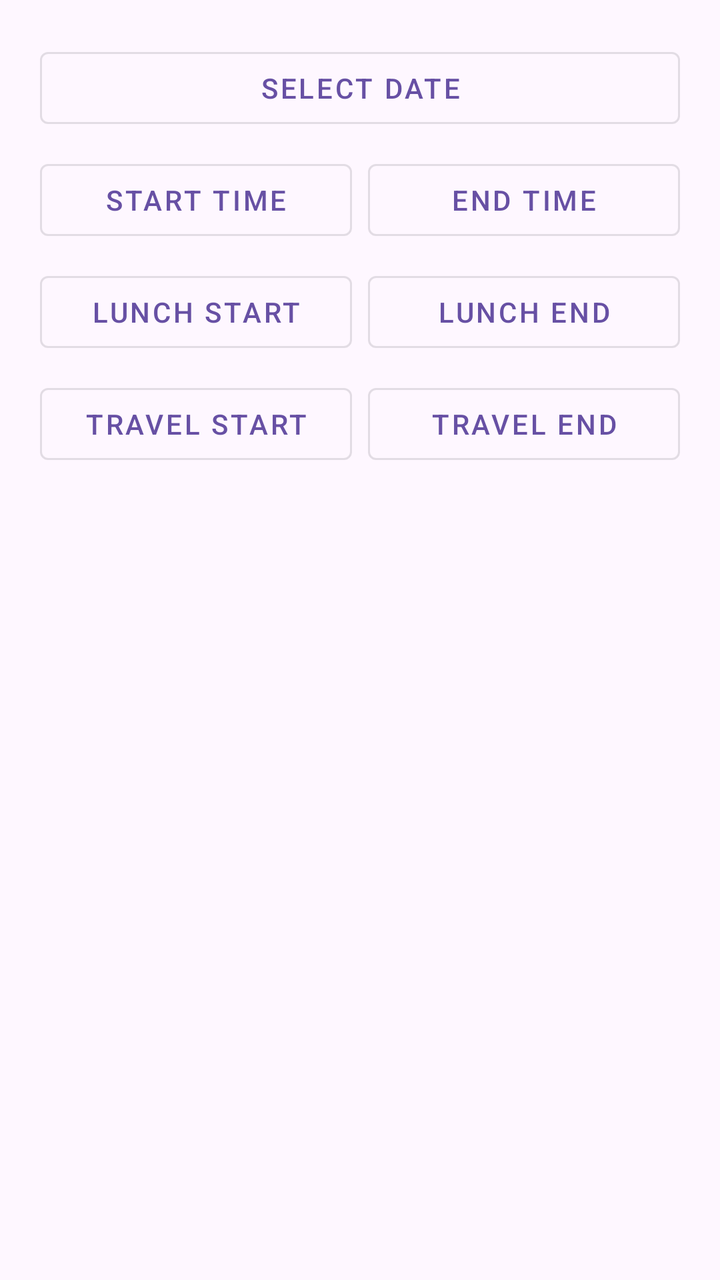
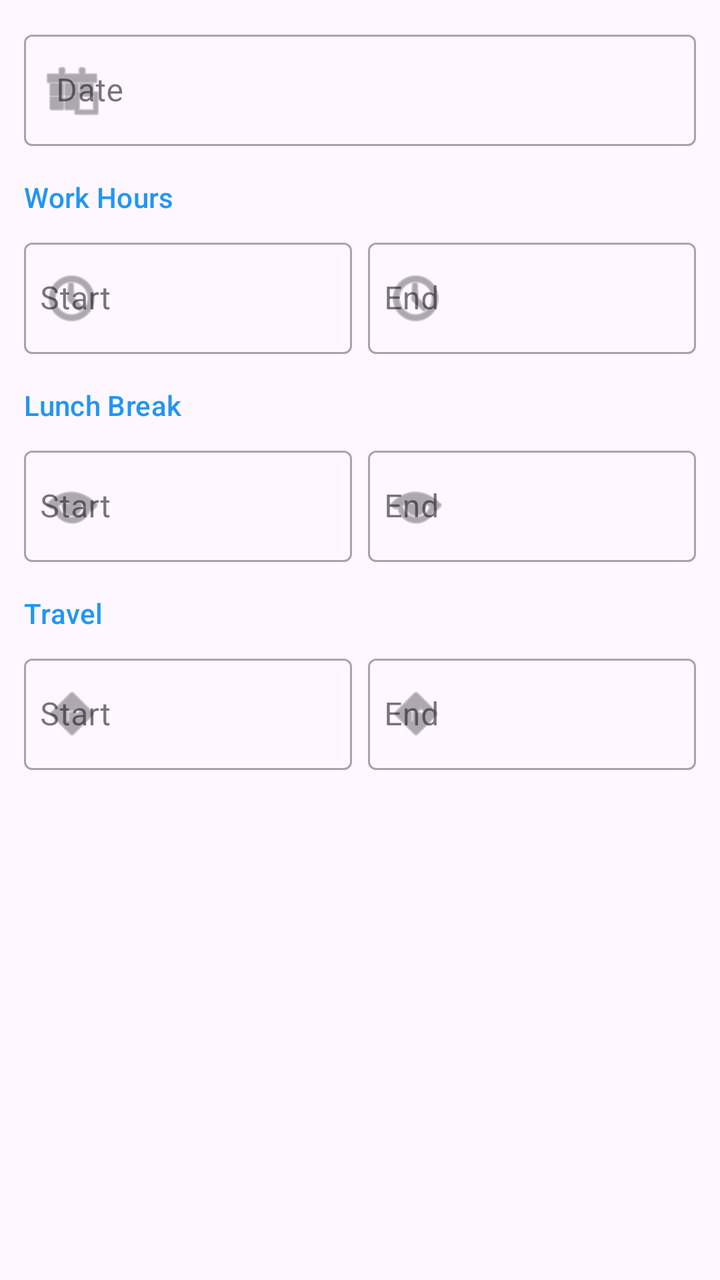

Compare the two renders of this Android layout. The source of the first and the diff that turns it into the second are given below.
<!-- AndroidManifest.xml: application theme Theme.TimeTracker -->
<!-- res/layout/dialog_add_time.xml -->
<?xml version="1.0" encoding="utf-8"?>
<GridLayout xmlns:android="http://schemas.android.com/apk/res/android"
    android:layout_width="match_parent"
    android:layout_height="wrap_content"
    android:columnCount="2"
    android:padding="16dp">

    
    <com.google.android.material.button.MaterialButton
        android:id="@+id/btn_date"
        style="@style/Widget.MaterialComponents.Button.OutlinedButton"
        android:layout_width="0dp"
        android:layout_height="wrap_content"
        android:layout_columnSpan="2"
        android:layout_columnWeight="1"
        android:layout_margin="4dp"
        android:text="Select Date" />

    
    <com.google.android.material.button.MaterialButton
        android:id="@+id/btn_start_time"
        style="@style/Widget.MaterialComponents.Button.OutlinedButton"
        android:layout_width="0dp"
        android:layout_height="wrap_content"
        android:layout_columnWeight="1"
        android:layout_margin="4dp"
        android:text="Start Time" />

    <com.google.android.material.button.MaterialButton
        android:id="@+id/btn_end_time"
        style="@style/Widget.MaterialComponents.Button.OutlinedButton"
        android:layout_width="0dp"
        android:layout_height="wrap_content"
        android:layout_columnWeight="1"
        android:layout_margin="4dp"
        android:text="End Time" />

    
    <com.google.android.material.button.MaterialButton
        android:id="@+id/btn_lunch_start"
        style="@style/Widget.MaterialComponents.Button.OutlinedButton"
        android:layout_width="0dp"
        android:layout_height="wrap_content"
        android:layout_columnWeight="1"
        android:layout_margin="4dp"
        android:text="Lunch Start" />

    <com.google.android.material.button.MaterialButton
        android:id="@+id/btn_lunch_end"
        style="@style/Widget.MaterialComponents.Button.OutlinedButton"
        android:layout_width="0dp"
        android:layout_height="wrap_content"
        android:layout_columnWeight="1"
        android:layout_margin="4dp"
        android:text="Lunch End" />

    
    <com.google.android.material.button.MaterialButton
        android:id="@+id/btn_travel_start"
        style="@style/Widget.MaterialComponents.Button.OutlinedButton"
        android:layout_width="0dp"
        android:layout_height="wrap_content"
        android:layout_columnWeight="1"
        android:layout_margin="4dp"
        android:text="Travel Start" />

    <com.google.android.material.button.MaterialButton
        android:id="@+id/btn_travel_end"
        style="@style/Widget.MaterialComponents.Button.OutlinedButton"
        android:layout_width="0dp"
        android:layout_height="wrap_content"
        android:layout_columnWeight="1"
        android:layout_margin="4dp"
        android:text="Travel End" />

</GridLayout>
<!-- resources referenced by this layout -->
<resources>
  <style name="Theme.TimeTracker" parent="Base.Theme.TimeTracker" />
  <style name="Base.Theme.TimeTracker" parent="Theme.Material3.DayNight.NoActionBar">
          
          
      </style>
</resources>

<!-- the commit's change to res/layout/dialog_add_time.xml (unified diff, before → after) -->
@@ -1,76 +1,219 @@
 <?xml version="1.0" encoding="utf-8"?>
-<GridLayout xmlns:android="http://schemas.android.com/apk/res/android"
+<ScrollView xmlns:android="http://schemas.android.com/apk/res/android"
+    xmlns:app="http://schemas.android.com/apk/res-auto"
     android:layout_width="match_parent"
-    android:layout_height="wrap_content"
-    android:columnCount="2"
-    android:padding="16dp">
-
-    
-    <com.google.android.material.button.MaterialButton
-        android:id="@+id/btn_date"
-        style="@style/Widget.MaterialComponents.Button.OutlinedButton"
-        android:layout_width="0dp"
+    android:layout_height="wrap_content">
+
+    <LinearLayout
+        android:layout_width="match_parent"
         android:layout_height="wrap_content"
-        android:layout_columnSpan="2"
-        android:layout_columnWeight="1"
-        android:layout_margin="4dp"
-        android:text="Select Date" />
-
-    
-    <com.google.android.material.button.MaterialButton
-        android:id="@+id/btn_start_time"
-        style="@style/Widget.MaterialComponents.Button.OutlinedButton"
-        android:layout_width="0dp"
-        android:layout_height="wrap_content"
-        android:layout_columnWeight="1"
-        android:layout_margin="4dp"
-        android:text="Start Time" />
-
-    <com.google.android.material.button.MaterialButton
-        android:id="@+id/btn_end_time"
-        style="@style/Widget.MaterialComponents.Button.OutlinedButton"
-        android:layout_width="0dp"
-        android:layout_height="wrap_content"
-        android:layout_columnWeight="1"
-        android:layout_margin="4dp"
-        android:text="End Time" />
-
-    
-    <com.google.android.material.button.MaterialButton
-        android:id="@+id/btn_lunch_start"
-        style="@style/Widget.MaterialComponents.Button.OutlinedButton"
-        android:layout_width="0dp"
-        android:layout_height="wrap_content"
-        android:layout_columnWeight="1"
-        android:layout_margin="4dp"
-        android:text="Lunch Start" />
-
-    <com.google.android.material.button.MaterialButton
-        android:id="@+id/btn_lunch_end"
-        style="@style/Widget.MaterialComponents.Button.OutlinedButton"
-        android:layout_width="0dp"
-        android:layout_height="wrap_content"
-        android:layout_columnWeight="1"
-        android:layout_margin="4dp"
-        android:text="Lunch End" />
-
-    
-    <com.google.android.material.button.MaterialButton
-        android:id="@+id/btn_travel_start"
-        style="@style/Widget.MaterialComponents.Button.OutlinedButton"
-        android:layout_width="0dp"
-        android:layout_height="wrap_content"
-        android:layout_columnWeight="1"
-        android:layout_margin="4dp"
-        android:text="Travel Start" />
-
-    <com.google.android.material.button.MaterialButton
-        android:id="@+id/btn_travel_end"
-        style="@style/Widget.MaterialComponents.Button.OutlinedButton"
-        android:layout_width="0dp"
-        android:layout_height="wrap_content"
-        android:layout_columnWeight="1"
-        android:layout_margin="4dp"
-        android:text="Travel End" />
-
-</GridLayout>
+        android:orientation="vertical"
+        android:padding="12dp">
+
+        
+        <com.google.android.material.textfield.TextInputLayout
+            style="@style/Widget.MaterialComponents.TextInputLayout.OutlinedBox"
+            android:layout_width="match_parent"
+            android:layout_height="wrap_content"
+            android:layout_marginBottom="16dp"
+            android:hint="Date"
+            app:startIconDrawable="@android:drawable/ic_menu_today">
+
+            <com.google.android.material.textfield.TextInputEditText
+                android:id="@+id/btn_date"
+                android:layout_width="match_parent"
+                android:layout_height="wrap_content"
+                android:focusable="false"
+                android:clickable="true"
+                android:inputType="none"
+                android:singleLine="true"
+                android:maxLines="1" />
+        </com.google.android.material.textfield.TextInputLayout>
+
+        <TextView
+            android:layout_width="wrap_content"
+            android:layout_height="wrap_content"
+            android:text="Work Hours"
+            android:textAppearance="?attr/textAppearanceSubtitle2"
+            android:textColor="@color/primary"
+            android:layout_marginBottom="8dp" />
+
+        <LinearLayout
+            android:layout_width="match_parent"
+            android:layout_height="wrap_content"
+            android:orientation="horizontal"
+            android:layout_marginBottom="16dp"
+            android:baselineAligned="false">
+
+            <com.google.android.material.textfield.TextInputLayout
+                style="@style/Widget.MaterialComponents.TextInputLayout.OutlinedBox"
+                android:layout_width="0dp"
+                android:layout_height="wrap_content"
+                android:layout_weight="1"
+                android:layout_marginEnd="4dp"
+                android:hint="Start"
+                app:startIconDrawable="@android:drawable/ic_menu_recent_history">
+
+                <com.google.android.material.textfield.TextInputEditText
+                    android:id="@+id/btn_start_time"
+                    android:layout_width="match_parent"
+                    android:layout_height="wrap_content"
+                    android:focusable="false"
+                    android:clickable="true"
+                    android:inputType="none"
+                    android:singleLine="true"
+                    android:maxLines="1"
+                    android:textSize="16sp"
+                    android:paddingStart="8dp"
+                    android:paddingEnd="4dp" />
+            </com.google.android.material.textfield.TextInputLayout>
+
+            <com.google.android.material.textfield.TextInputLayout
+                style="@style/Widget.MaterialComponents.TextInputLayout.OutlinedBox"
+                android:layout_width="0dp"
+                android:layout_height="wrap_content"
+                android:layout_weight="1"
+                android:layout_marginStart="4dp"
+                android:hint="End"
+                app:startIconDrawable="@android:drawable/ic_menu_recent_history">
+
+                <com.google.android.material.textfield.TextInputEditText
+                    android:id="@+id/btn_end_time"
+                    android:layout_width="match_parent"
+                    android:layout_height="wrap_content"
+                    android:focusable="false"
+                    android:clickable="true"
+                    android:inputType="none"
+                    android:singleLine="true"
+                    android:maxLines="1"
+                    android:textSize="16sp"
+                    android:paddingStart="8dp"
+                    android:paddingEnd="4dp" />
+            </com.google.android.material.textfield.TextInputLayout>
+        </LinearLayout>
+
+        <TextView
+            android:layout_width="wrap_content"
+            android:layout_height="wrap_content"
+            android:text="Lunch Break"
+            android:textAppearance="?attr/textAppearanceSubtitle2"
+            android:textColor="@color/primary"
+            android:layout_marginBottom="8dp" />
+
+        <LinearLayout
+            android:layout_width="match_parent"
+            android:layout_height="wrap_content"
+            android:orientation="horizontal"
+            android:layout_marginBottom="16dp"
+            android:baselineAligned="false">
+
+            <com.google.android.material.textfield.TextInputLayout
+                style="@style/Widget.MaterialComponents.TextInputLayout.OutlinedBox"
+                android:layout_width="0dp"
+                android:layout_height="wrap_content"
+                android:layout_weight="1"
+                android:layout_marginEnd="4dp"
+                android:hint="Start"
+                app:startIconDrawable="@android:drawable/ic_menu_view">
+
+                <com.google.android.material.textfield.TextInputEditText
+                    android:id="@+id/btn_lunch_start"
+                    android:layout_width="match_parent"
+                    android:layout_height="wrap_content"
+                    android:focusable="false"
+                    android:clickable="true"
+                    android:inputType="none"
+                    android:singleLine="true"
+                    android:maxLines="1"
+                    android:textSize="16sp"
+                    android:paddingStart="8dp"
+                    android:paddingEnd="4dp" />
+            </com.google.android.material.textfield.TextInputLayout>
+
+            <com.google.android.material.textfield.TextInputLayout
+                style="@style/Widget.MaterialComponents.TextInputLayout.OutlinedBox"
+                android:layout_width="0dp"
+                android:layout_height="wrap_content"
+                android:layout_weight="1"
+                android:layout_marginStart="4dp"
+                android:hint="End"
+                app:startIconDrawable="@android:drawable/ic_menu_view">
+
+                <com.google.android.material.textfield.TextInputEditText
+                    android:id="@+id/btn_lunch_end"
+                    android:layout_width="match_parent"
+                    android:layout_height="wrap_content"
+                    android:focusable="false"
+                    android:clickable="true"
+                    android:inputType="none"
+                    android:singleLine="true"
+                    android:maxLines="1"
+                    android:textSize="16sp"
+                    android:paddingStart="8dp"
+                    android:paddingEnd="4dp" />
+            </com.google.android.material.textfield.TextInputLayout>
+        </LinearLayout>
+
+        <TextView
+            android:layout_width="wrap_content"
+            android:layout_height="wrap_content"
+            android:text="Travel"
+            android:textAppearance="?attr/textAppearanceSubtitle2"
+            android:textColor="@color/primary"
+            android:layout_marginBottom="8dp" />
+
+        <LinearLayout
+            android:layout_width="match_parent"
+            android:layout_height="wrap_content"
+            android:orientation="horizontal"
+            android:baselineAligned="false">
+
+            <com.google.android.material.textfield.TextInputLayout
+                style="@style/Widget.MaterialComponents.TextInputLayout.OutlinedBox"
+                android:layout_width="0dp"
+                android:layout_height="wrap_content"
+                android:layout_weight="1"
+                android:layout_marginEnd="4dp"
+                android:hint="Start"
+                app:startIconDrawable="@android:drawable/ic_menu_directions">
+
+                <com.google.android.material.textfield.TextInputEditText
+                    android:id="@+id/btn_travel_start"
+                    android:layout_width="match_parent"
+                    android:layout_height="wrap_content"
+                    android:focusable="false"
+                    android:clickable="true"
+                    android:inputType="none"
+                    android:singleLine="true"
+                    android:maxLines="1"
+                    android:textSize="16sp"
+                    android:paddingStart="8dp"
+                    android:paddingEnd="4dp" />
+            </com.google.android.material.textfield.TextInputLayout>
+
+            <com.google.android.material.textfield.TextInputLayout
+                style="@style/Widget.MaterialComponents.TextInputLayout.OutlinedBox"
+                android:layout_width="0dp"
+                android:layout_height="wrap_content"
+                android:layout_weight="1"
+                android:layout_marginStart="4dp"
+                android:hint="End"
+                app:startIconDrawable="@android:drawable/ic_menu_directions">
+
+                <com.google.android.material.textfield.TextInputEditText
+                    android:id="@+id/btn_travel_end"
+                    android:layout_width="match_parent"
+                    android:layout_height="wrap_content"
+                    android:focusable="false"
+                    android:clickable="true"
+                    android:inputType="none"
+                    android:singleLine="true"
+                    android:maxLines="1"
+                    android:textSize="16sp"
+                    android:paddingStart="8dp"
+                    android:paddingEnd="4dp" />
+            </com.google.android.material.textfield.TextInputLayout>
+        </LinearLayout>
+
+    </LinearLayout>
+</ScrollView>
<!-- resource entries referenced after the edit -->
@@ -1,5 +1,6 @@
 <!-- resources referenced by this layout -->
 <resources>
+  <color name="primary">#2196F3</color>
   <style name="Theme.TimeTracker" parent="Base.Theme.TimeTracker" />
   <style name="Base.Theme.TimeTracker" parent="Theme.Material3.DayNight.NoActionBar">
           
